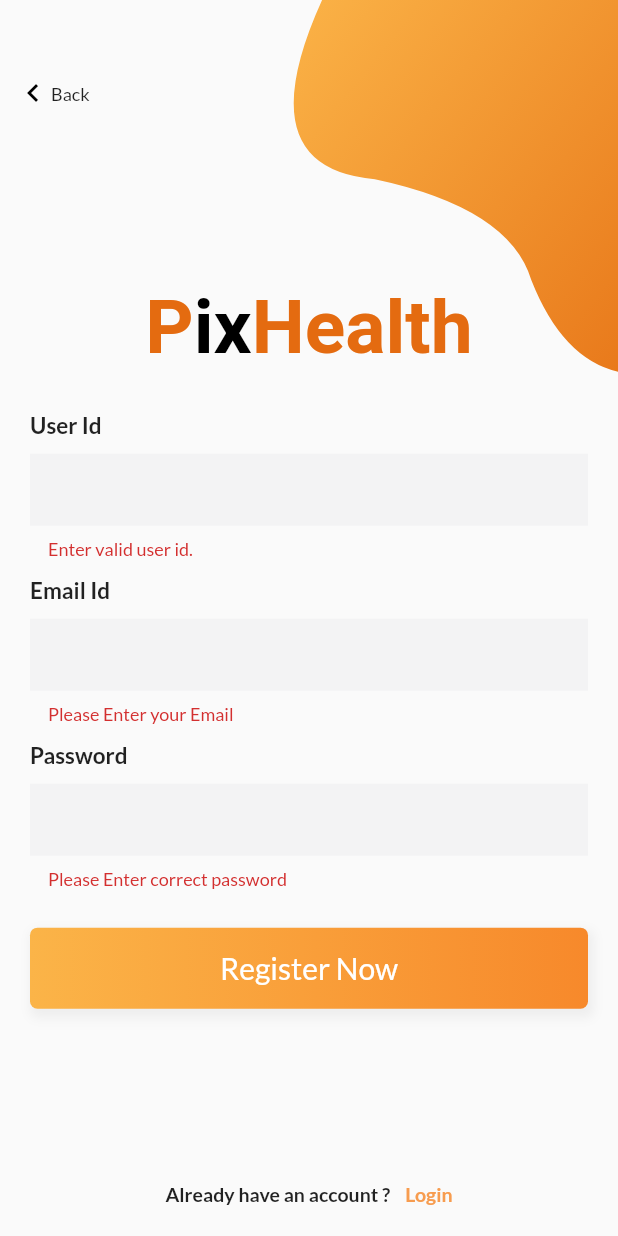
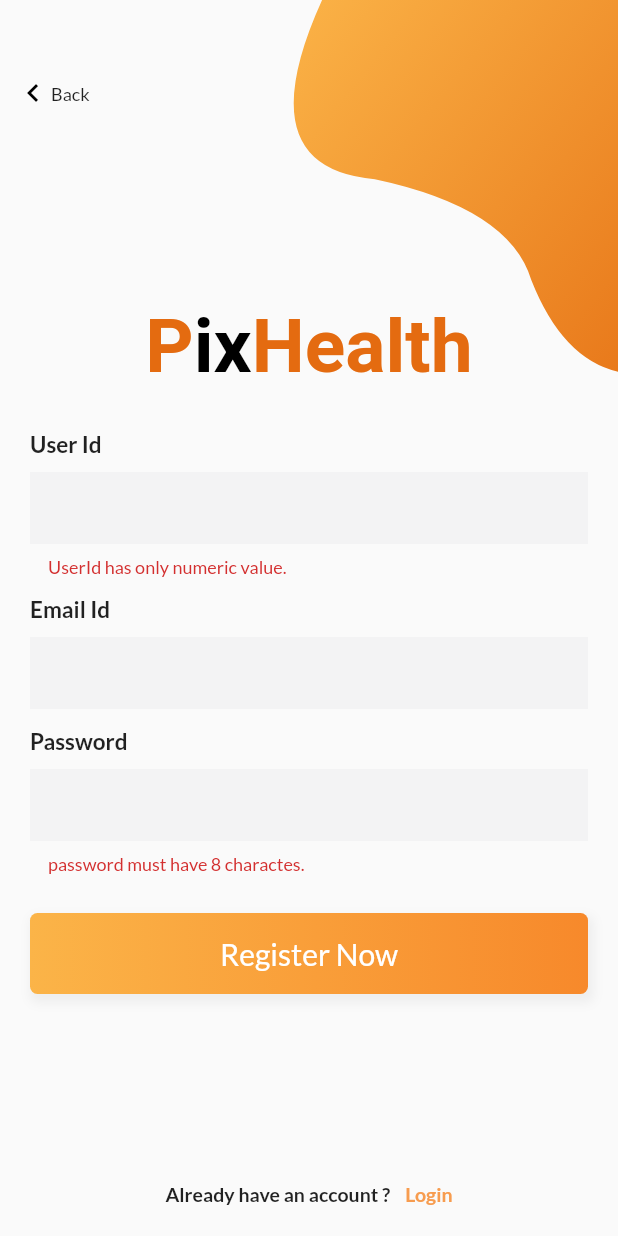
Before and after one commit to BhautikDonga/PixHealth, a Flutter app: the SignUpPage screen opened by its route, after a tap on "Register Now", on a phone screen of 412 x 824 dp. Run offline on Flutter 3.47's test engine with Material 2 defaults, Android fonts, the phone set to English and light mode, and no system bars; our stand-ins replace firebase_auth, firebase_database, google_fonts; missing offline and left inert: connectivity_wrapper; accounts and stored records are empty.

```diff
--- a/lib/pages/further_appointment_page.dart
+++ b/lib/pages/further_appointment_page.dart
@@ -1,5 +1,5 @@
+import 'package:firebase_database/firebase_database.dart';
 import 'package:flutter/material.dart';
-import 'package:firebase_database/firebase_database.dart';
 import 'package:pix_health/pages/appointment_data.dart';
 
 class FurtherAppointment extends StatefulWidget {
@@ -39,14 +39,12 @@ class _FurtherAppointmentState extends State<FurtherAppointment> {
     DatabaseReference ref = FirebaseDatabase.instance.reference();
     ref
         .child("Users")
-        .child('UserId1')
+        .child('321321321321')
         .child('Appointments')
         .once()
         .then((DataSnapshot snap) {
       var keys = snap.value.keys;
       var data = snap.value;
-//      print('Data : ${snap.value}');
-//      print('keys : ${keys}');
       allData.clear();
       for (var key in keys) {
         AppointmentData d = AppointmentData(data[key]['Date'],
--- a/lib/pages/image_listview.dart
+++ b/lib/pages/image_listview.dart
@@ -14,7 +14,10 @@ class _ImageListState extends State<ImageList> {
   @override
   void initState() {
     for (var url in widget.listOfImages) {
-      images.add(Image.network(url));
+      images.add(FadeInImage.assetNetwork(
+        placeholder: 'images/giphy3.gif',
+        image: url,
+      ));
     }
   }
 
--- a/lib/pages/loginPage.dart
+++ b/lib/pages/loginPage.dart
@@ -372,12 +372,14 @@ class _LoginPageState extends State<LoginPage> {
         print(_email);
         print(_password);
         SystemChannels.textInput.invokeMethod('TextInput.hide');
-
         showAlertDialog(context);
         FirebaseUser user = (await _auth.signInWithEmailAndPassword(
             email: _email, password: _password))
             .user;
         print(user);
+        if (!user.isEmailVerified) {
+          throw FormatException("Please verify your email address first.");
+        }
         Navigator.of(context).pop();
         Navigator.pushReplacement(context,
             MaterialPageRoute(builder: (context) => DashBoard(user: user)));
--- a/lib/pages/signup.dart
+++ b/lib/pages/signup.dart
@@ -1,5 +1,6 @@
 import 'package:connectivity_wrapper/connectivity_wrapper.dart';
 import 'package:firebase_auth/firebase_auth.dart';
+import 'package:firebase_database/firebase_database.dart';
 import 'package:flutter/cupertino.dart';
 import 'package:flutter/material.dart';
 import 'package:google_fonts/google_fonts.dart';
@@ -18,7 +19,21 @@ class _SignUpPageState extends State<SignUpPage> {
   String _userid, _email, _password;
   GlobalKey<FormState> _formKey = GlobalKey<FormState>();
   FirebaseAuth _auth = FirebaseAuth.instance;
+  DatabaseReference ref = FirebaseDatabase.instance.reference();
   final _scaffoldKey = GlobalKey<ScaffoldState>();
+  List<int> userIds = [];
+
+  @override
+  void initState() {
+    ref.child('Users').once().then((DataSnapshot snap) {
+      var keys = snap.value.keys;
+      for (var key in keys) {
+        userIds.add(int.parse(key));
+      }
+      //print(userIds);
+    });
+    //print(userIds);
+  }
 
   showAlertDialog(BuildContext context) {
     showDialog(
@@ -32,6 +47,39 @@ class _SignUpPageState extends State<SignUpPage> {
         );
       },
     );
+  }
+
+  showEmailVerificationDialog(BuildContext context) {
+    showDialog(
+        barrierDismissible: false,
+        context: context,
+        builder: (BuildContext context) {
+          return AlertDialog(
+            elevation: 8,
+            shape: RoundedRectangleBorder(
+                borderRadius: BorderRadius.all(Radius.circular(20.0))),
+            title: Text(
+              "Email verification",
+              style: TextStyle(fontFamily: 'CinzelDecorative'),
+            ),
+            content: Text(
+              'An verification email is sent to your registered email address. Please verity it.',
+              style: TextStyle(fontFamily: 'McLaren'),
+            ),
+            actions: <Widget>[
+              FlatButton(
+                child: Text(
+                  'OK',
+                  style: TextStyle(fontSize: 18, fontFamily: 'FontdinerSwanky'),
+                ),
+                onPressed: () {
+                  Navigator.of(context).pushNamedAndRemoveUntil(
+                      '/login', (Route<dynamic> route) => false);
+                },
+              ),
+            ],
+          );
+        });
   }
 
   Widget _backButton() {
@@ -55,7 +103,7 @@ class _SignUpPageState extends State<SignUpPage> {
     );
   }
 
-  Widget _entryField(String title, String error, {bool isPassword = false}) {
+  Widget _entryField(String title, Widget formFieldWidget) {
     return Container(
       margin: EdgeInsets.symmetric(vertical: 6),
       child: Column(
@@ -68,38 +116,84 @@ class _SignUpPageState extends State<SignUpPage> {
           SizedBox(
             height: 10,
           ),
-          TextFormField(
-              validator: (String value) {
-                return value.length <= 8 ? error : null;
-              },
-              onSaved: (value) {
-                if (title == 'User Id') {
-                  _userid = value.toLowerCase().trim();
-                }
-                if (title == 'Email Id') {
-                  _email = value.toLowerCase().trim();
-                }
-                if (title == 'Password') {
-                  _password = value.trim();
-                }
-              },
-              obscureText: isPassword,
-              decoration: InputDecoration(
-                  border: InputBorder.none,
-                  fillColor: Color(0xfff3f3f4),
-                  filled: true))
+          formFieldWidget,
         ],
       ),
     );
   }
 
+  Widget emailTextFormField() {
+    return TextFormField(
+        validator: (String value) {
+          value = value.trim();
+          bool validEmail = RegExp(r"^[.]+(@gmail.com)$").hasMatch(value);
+          if (validEmail) {
+            return "Please enter your google email address.";
+          } else {
+            return null;
+          }
+        },
+        onSaved: (value) {
+          setState(() {
+            _email = value.toLowerCase().trim();
+          });
+        },
+        decoration: InputDecoration(
+            border: InputBorder.none,
+            fillColor: Color(0xfff3f3f4),
+            filled: true));
+  }
+
+  Widget passwordTextFormField() {
+    return TextFormField(
+        validator: (String value) {
+          value = value.trim();
+          return value.length < 8 ? "password must have 8 charactes." : null;
+        },
+        onSaved: (value) {
+          setState(() {
+            _password = value.trim();
+          });
+        },
+        obscureText: true,
+        decoration: InputDecoration(
+            border: InputBorder.none,
+            fillColor: Color(0xfff3f3f4),
+            filled: true));
+  }
+
+  Widget userIdTextFormField() {
+    return TextFormField(
+        validator: (String value) {
+          value = value.trim();
+          bool validUserId = RegExp(r"^[0-9]+$").hasMatch(value);
+          if (!validUserId) {
+            return "UserId has only numeric value.";
+          }
+          if (value.length != 12) {
+            return "UserId has 12 digits.";
+          } else {
+            return null;
+          }
+        },
+        onSaved: (value) {
+          setState(() {
+            _userid = value.trim();
+          });
+        },
+        keyboardType: TextInputType.number,
+        decoration: InputDecoration(
+            border: InputBorder.none,
+            fillColor: Color(0xfff3f3f4),
+            filled: true));
+  }
+
   Widget _emailPasswordWidget() {
     return Column(
       children: <Widget>[
-        _entryField("User Id", "Enter valid user id."),
-        _entryField("Email Id", "Please Enter your Email"),
-        _entryField("Password", 'Please Enter correct password',
-            isPassword: true),
+        _entryField("User Id", userIdTextFormField()),
+        _entryField("Email Id", emailTextFormField()),
+        _entryField("Password", passwordTextFormField()),
       ],
     );
   }
@@ -235,7 +329,10 @@ class _SignUpPageState extends State<SignUpPage> {
           key: _scaffoldKey,
           body: SingleChildScrollView(
               child: Container(
-                height: MediaQuery.of(context).size.height,
+                height: MediaQuery
+                    .of(context)
+                    .size
+                    .height,
                 child: Stack(
                   children: <Widget>[
                     Container(
@@ -274,8 +371,14 @@ class _SignUpPageState extends State<SignUpPage> {
                     ),
                     Positioned(top: 40, left: 0, child: _backButton()),
                     Positioned(
-                        top: -MediaQuery.of(context).size.height * .16,
-                        right: -MediaQuery.of(context).size.width * .45,
+                        top: -MediaQuery
+                            .of(context)
+                            .size
+                            .height * .16,
+                        right: -MediaQuery
+                            .of(context)
+                            .size
+                            .width * .45,
                         child: BezierContainer())
                   ],
                 ),
@@ -290,11 +393,18 @@ class _SignUpPageState extends State<SignUpPage> {
       formState.save();
       try {
         showAlertDialog(context);
+        print(userIds);
+        if (!userIds.contains(int.parse(_userid))) {
+          throw FormatException("Your user id is not linked with database");
+        }
         await _auth.createUserWithEmailAndPassword(
             email: _email, password: _password);
         sendEmailVerification();
-        Navigator.of(context).popUntil(ModalRoute.withName('/login'));
+
+        //Navigator.of(context).popUntil(ModalRoute.withName('/login'));
+        showEmailVerificationDialog(context);
       } catch (e) {
+        Navigator.of(context).pop();
         print('Error: ' + e.message);
         _scaffoldKey.currentState.showSnackBar(SnackBar(
           content: Text(e.message),
--- a/lib/pages/splash_page.dart
+++ b/lib/pages/splash_page.dart
@@ -18,7 +18,7 @@ class _SplashPageState extends State<SplashPage> {
 
     String route;
     _auth.currentUser().then((user) {
-      if (user == null) {
+      if (user == null || (user.isEmailVerified == false)) {
         route = '/login';
       } else {
         route = '/dashboard';
--- a/lib/pages/view_details_page.dart
+++ b/lib/pages/view_details_page.dart
@@ -26,7 +26,7 @@ class _ViewDetailsState extends State<ViewDetails> {
     DatabaseReference ref = FirebaseDatabase.instance.reference();
     ref
         .child("Users")
-        .child('UserId1')
+        .child('321321321321')
         .child('Details')
         .once()
         .then((DataSnapshot snap) {
--- a/lib/pages/view_medical_history_page.dart
+++ b/lib/pages/view_medical_history_page.dart
@@ -65,7 +65,7 @@ class _MedicalHistoryState extends State<MedicalHistory> {
     DatabaseReference ref = FirebaseDatabase.instance.reference();
     ref
         .child("Users")
-        .child('UserId1')
+        .child('321321321321')
         .child('Reports')
         .once()
         .then((DataSnapshot snap) {
--- a/lib/pages/view_medicine_page.dart
+++ b/lib/pages/view_medicine_page.dart
@@ -14,7 +14,7 @@ class _ViewMedicineState extends State<ViewMedicine> {
     DatabaseReference ref = FirebaseDatabase.instance.reference();
     ref
         .child("Users")
-        .child('UserId1')
+        .child('321321321321')
         .child('Medicines')
         .once()
         .then((DataSnapshot snap) {
```
Also changed, not shown: images/giphy3.gif (added).
